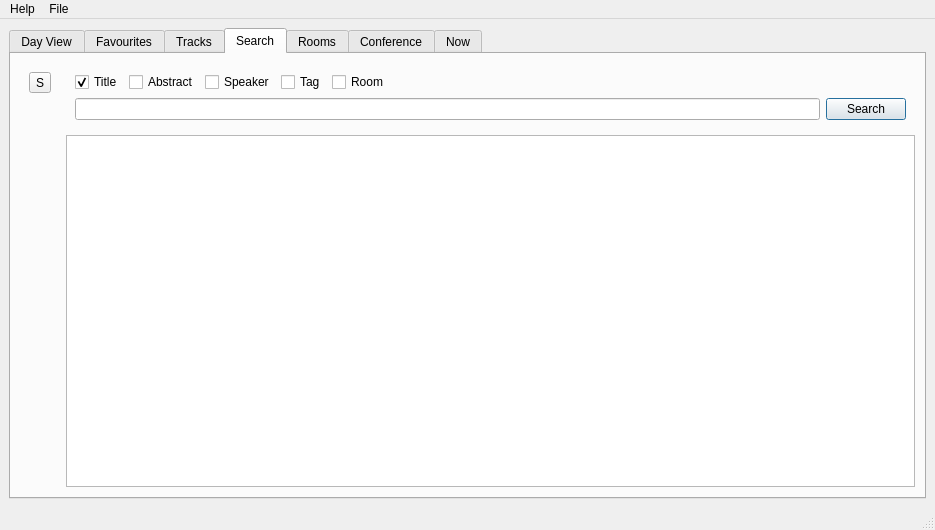
The window that src/gui/mainwindow.ui (edulix/confclerk) describes before a commit, drawn with Qt 5.
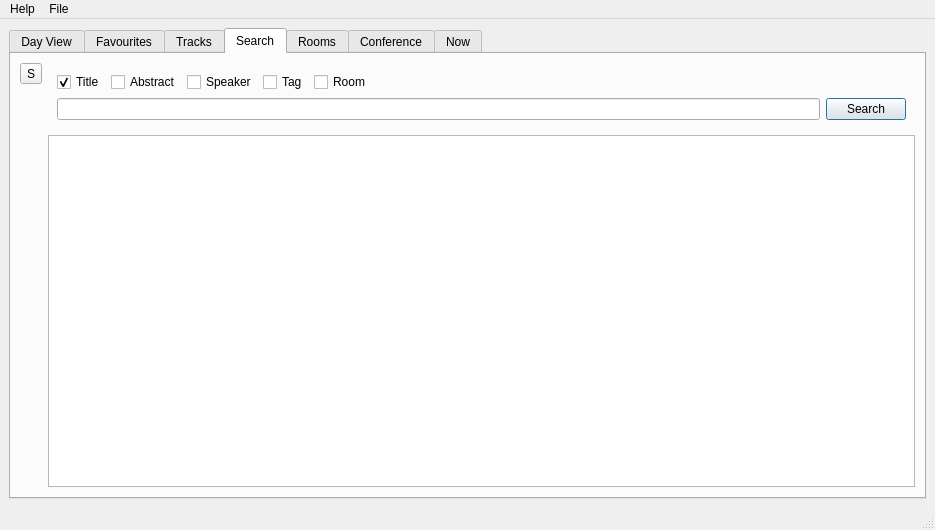
The same window after the commit. The open tabs and pages were chosen to show the change. Icons and pictures are not drawn. Custom widgets are drawn as their Qt base class.

The edit to the form file:
```diff
--- a/src/gui/mainwindow.ui
+++ b/src/gui/mainwindow.ui
@@ -128,29 +128,57 @@
           <property name="enabled" >
            <bool>true</bool>
           </property>
-          <property name="sizePolicy" >
-           <sizepolicy vsizetype="Preferred" hsizetype="Preferred" >
+          <property name="sizePolicy">
+           <sizepolicy hsizetype="Minimum" vsizetype="Expanding">
             <horstretch>0</horstretch>
             <verstretch>0</verstretch>
            </sizepolicy>
           </property>
-          <layout class="QVBoxLayout" name="searchDayNavigatorVerticalLayout" >
+          <layout class="QVBoxLayout" name="searchDayNavigatorVerticalLayout">
+           <property name="margin">
+            <number>0</number>
+           </property>
            <item>
-            <widget class="QToolButton" name="searchAgainButton" >
-             <property name="toolTip" >
+            <widget class="QToolButton" name="searchAgainButton">
+             <property name="sizePolicy">
+              <sizepolicy hsizetype="Preferred" vsizetype="Preferred">
+               <horstretch>0</horstretch>
+               <verstretch>0</verstretch>
+              </sizepolicy>
+             </property>
+             <property name="toolTip">
               <string>Search again</string>
              </property>
-             <property name="text" >
+             <property name="autoFillBackground">
+              <bool>false</bool>
+             </property>
+             <property name="text">
               <string>S</string>
              </property>
-             <property name="toolButtonStyle" >
-              <enum>Qt::ToolButtonTextOnly</enum>
+             <property name="icon">
+              <iconset resource="../icons.qrc">
+               <normaloff>:/icons/search.png</normaloff>:/icons/search.png</iconset>
+             </property>
+             <property name="iconSize">
+              <size>
+               <width>24</width>
+               <height>24</height>
+              </size>
+             </property>
+             <property name="toolButtonStyle">
+              <enum>Qt::ToolButtonIconOnly</enum>
              </property>
             </widget>
            </item>
            <item>
-            <widget class="DayNavigatorWidget" native="1" name="searchDayNavigator" >
-             <property name="maximumSize" >
+            <widget class="DayNavigatorWidget" name="searchDayNavigator" native="true">
+             <property name="sizePolicy">
+              <sizepolicy hsizetype="Minimum" vsizetype="Expanding">
+               <horstretch>0</horstretch>
+               <verstretch>0</verstretch>
+              </sizepolicy>
+             </property>
+             <property name="maximumSize">
               <size>
                <width>16777215</width>
                <height>16777215</height>
@@ -292,6 +320,9 @@
               <height>16777215</height>
              </size>
             </property>
+            <attribute name="headerDefaultSectionSize">
+             <number>100</number>
+            </attribute>
            </widget>
           </item>
           <item>
```
Left out of the diff: 100 changed lines with no effect on the pictures.
